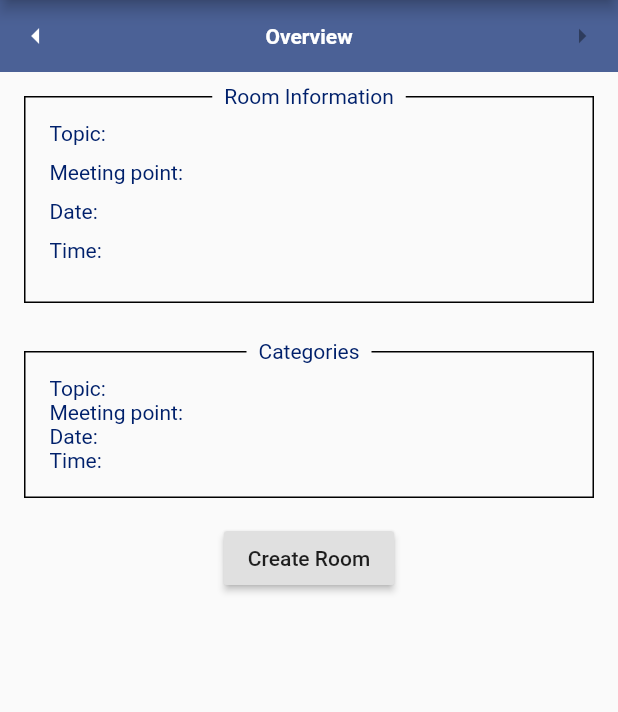
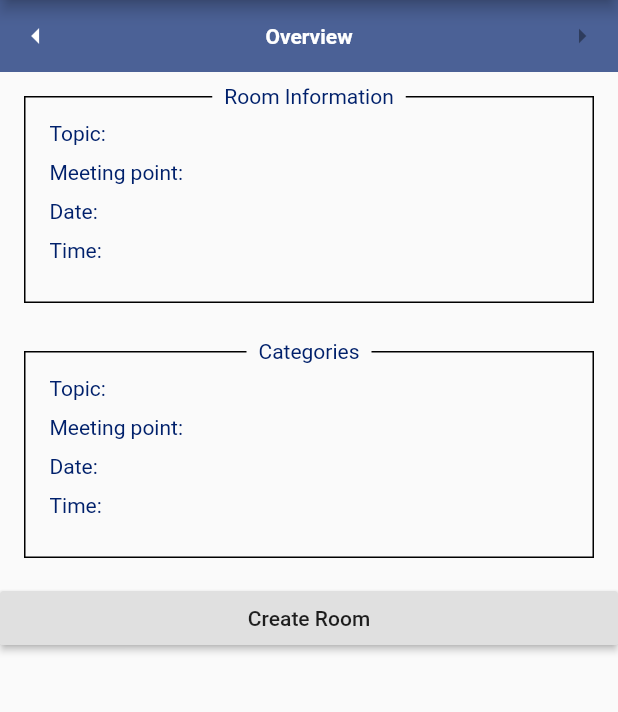
Before and after one commit to Murmelmunz/mop_frontend, a Flutter app: the CreateRoomPage3 screen opened directly with empty values, on a phone screen of 412 x 824 dp, the part 84-796 px from its top. Run offline on Flutter 3.47's test engine with Material 2 defaults, Android fonts, the phone set to English and light mode, and no system bars; our stand-ins replace shared_preferences; accounts and stored records are empty; network calls fail.

Commit message:
create_room3: refactor and split into box_with_title

```diff
--- a/lib/screens/create_room3.dart
+++ b/lib/screens/create_room3.dart
@@ -4,6 +4,7 @@ import 'package:flutter/material.dart';
 import 'package:speechlist/main.dart';
 import 'package:speechlist/models/room.dart';
 import 'package:speechlist/utils/network.dart';
+import 'package:speechlist/widgets/box_with_title.dart';
 
 class CreateRoomPage3 extends StatefulWidget {
   static const String routeName = "/create_room3";
@@ -64,13 +65,11 @@ class _CreateRoomPageState3 extends State<CreateRoomPage3> {
               ),
             ),
 
-            Stack(
-              alignment: AlignmentDirectional.topCenter,
-              children: <Widget>[
-                Padding(
-                  padding: const EdgeInsets.all(16.0),
-                  child: Container(
-                    width: double.infinity,
+            Expanded(
+              child: ListView(
+                children: <Widget>[
+                  BoxWithTitle(
+                    title: "Room Information",
                     child: Padding(
                       padding: const EdgeInsets.all(16.0),
                       child: Wrap(
@@ -87,60 +86,37 @@ class _CreateRoomPageState3 extends State<CreateRoomPage3> {
                         ],
                       ),
                     ),
-                    decoration: BoxDecoration(border: Border.all()),
                   ),
-                ),
 
-                Positioned(
-                  child: Container(
-                    padding: EdgeInsets.symmetric(horizontal: 8.0),
-                    child: Text("Room Information"),
-                    color: Theme.of(context).scaffoldBackgroundColor,
-                  ),
-                  top: 8,
-                ),
-              ],
-            ),
-
-            Stack(
-              alignment: AlignmentDirectional.topCenter,
-              children: <Widget>[
-                Padding(
-                  padding: const EdgeInsets.all(16.0),
-                  child: Container(
-                    width: double.infinity,
+                  BoxWithTitle(
+                    title: "Categories",
                     child: Padding(
                       padding: const EdgeInsets.all(16.0),
-                      child: Column(
-                        crossAxisAlignment: CrossAxisAlignment.start,
+                      child: Wrap(
+                        spacing: 10,
+                        direction: Axis.vertical,
                         children: <Widget>[
                           Text("Topic: ${room.topic}"),
                           Text("Meeting point: ${room.meetingPoint}"),
                           Text("Date: ${room.date}"),
                           Text("Time: ${room.time}"),
+                          room.password != null
+                              ? Icon(Icons.lock, color: Theme.of(context).accentColor)
+                              : Container()
                         ],
                       ),
                     ),
-                    decoration: BoxDecoration(border: Border.all()),
                   ),
-                ),
 
-                Positioned(
-                  child: Container(
-                    padding: EdgeInsets.symmetric(horizontal: 8.0),
-                    child: Text("Categories"),
-                    color: Theme.of(context).scaffoldBackgroundColor,
-                  ),
-                  top: 8,
-                ),
-              ],
+                  RaisedButton(onPressed: _createRoom, child: Text('Create Room'),),
+                  Padding(padding: EdgeInsets.all(8.0)),
+
+                  _error != null ? Text(_error) : Text(""),
+                  Padding(padding: EdgeInsets.all(8.0)),
+
+                ],
+              ),
             ),
-
-            RaisedButton(onPressed: _createRoom, child: Text('Create Room'),),
-            Padding(padding: EdgeInsets.all(8.0)),
-
-            _error != null ? Text(_error) : Text(""),
-            Padding(padding: EdgeInsets.all(8.0)),
 
           ],
         )
--- /dev/null
+++ b/lib/widgets/box_with_title.dart
@@ -0,0 +1,34 @@
+import 'package:flutter/material.dart';
+
+class BoxWithTitle extends StatelessWidget {
+  final Widget child;
+  final String title;
+
+  BoxWithTitle({Key key, this.child, this.title});
+
+  @override
+  Widget build(BuildContext context) {
+    return Stack(
+      alignment: AlignmentDirectional.topCenter,
+      children: <Widget>[
+        Padding(
+          padding: const EdgeInsets.all(16.0),
+          child: Container(
+            width: double.infinity,
+            decoration: BoxDecoration(border: Border.all()),
+            child: child,
+          ),
+        ),
+
+        Positioned(
+          child: Container(
+            padding: EdgeInsets.symmetric(horizontal: 8.0),
+            child: Text("$title"),
+            color: Theme.of(context).scaffoldBackgroundColor,
+          ),
+          top: 8,
+        ),
+      ],
+    );
+  }
+}
```
